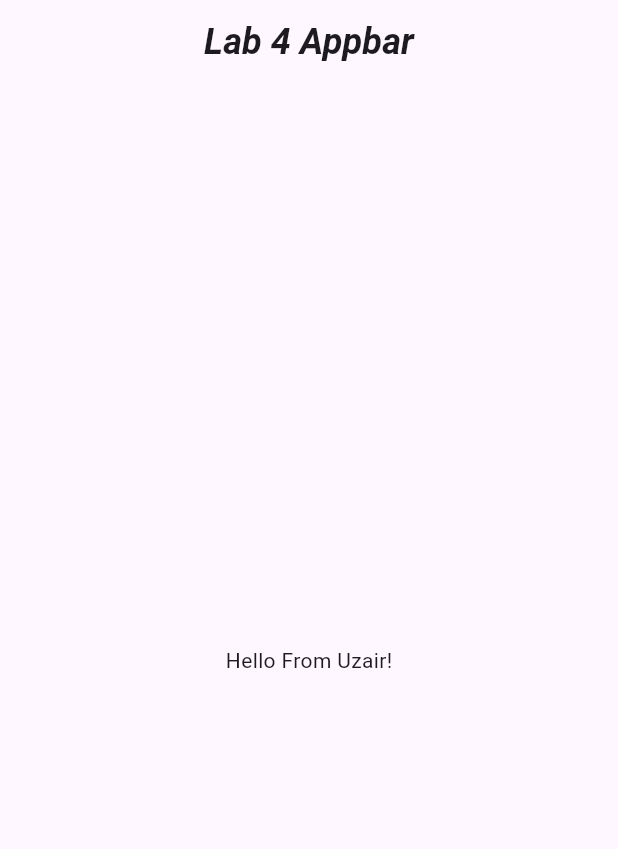
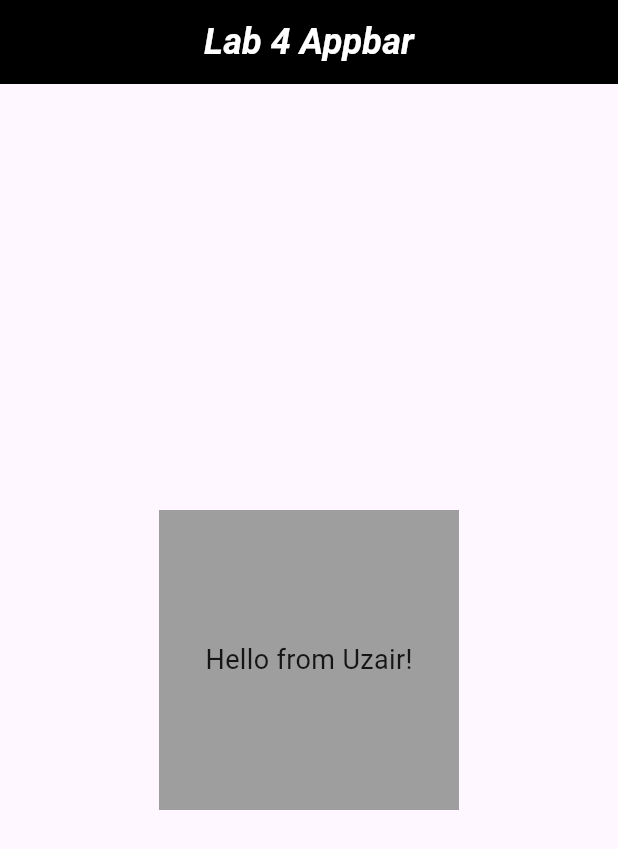
Before and after one commit to Ooozari/App-development, a Flutter app: the screen it shows after launch, on a phone screen of 412 x 824 dp. Shown: the top 849 px of the screen. Run offline on Flutter 3.47's test engine with Material 3 defaults, Android fonts, the light colour scheme and no system bars.

Commit message:
implemented Task 3 - added Container widget with color, height, width, and margin

```diff
--- a/Lab4/app4/lib/main.dart
+++ b/Lab4/app4/lib/main.dart
@@ -23,6 +23,8 @@ class HomePage extends StatelessWidget {
   Widget build(BuildContext context) {
     return Scaffold(
       appBar: AppBar(
+        backgroundColor: Colors.black,
+        foregroundColor: Colors.white,
         title: const Text(
           'Lab 4 Appbar',
           style: TextStyle(
@@ -33,7 +35,24 @@ class HomePage extends StatelessWidget {
         ),
         centerTitle: true,
       ),
-      body: const Center(child: Text("Hello From Uzair!")),
+      body: Center(
+        child: Container(
+          color: Colors.grey,
+          height: 200,
+          width: 200,
+          margin: const EdgeInsets.all(20),
+          child: const Center(
+            child: Text(
+              "Hello from Uzair!",
+              style: TextStyle(
+                color: Colors.black87,
+                fontSize: 18,
+                fontWeight: FontWeight.normal,
+              ),
+            ),
+          ),
+        ),
+      ),
     );
   }
 }
```
